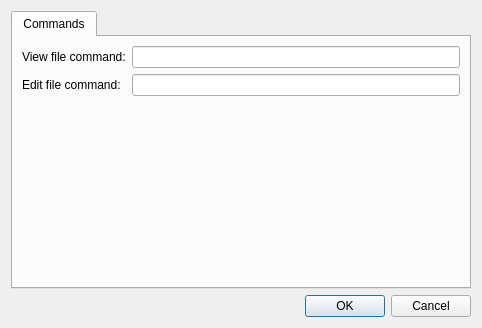
Qt form src/Settings_dialog.ui (Riateche/ridual) before a commit.
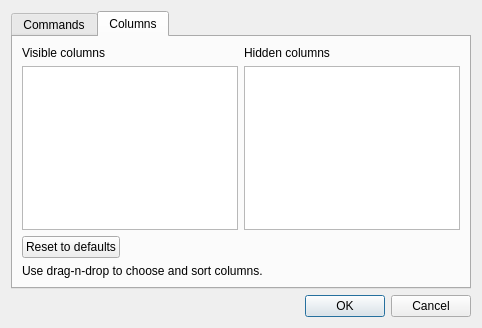
The same form after that commit.

Commit message: columns editor; implement all columns

Patch:
```diff
--- a/src/Settings_dialog.ui
+++ b/src/Settings_dialog.ui
@@ -17,7 +17,7 @@
    <item>
     <widget class="QTabWidget" name="tab_widget">
      <property name="currentIndex">
-      <number>0</number>
+      <number>1</number>
      </property>
      <widget class="QWidget" name="tab_commands">
       <attribute name="title">
@@ -46,6 +46,88 @@
        </item>
       </layout>
      </widget>
+     <widget class="QWidget" name="tab_columns">
+      <attribute name="title">
+       <string>Columns</string>
+      </attribute>
+      <layout class="QGridLayout" name="tab_columns_layout">
+       <item row="0" column="1">
+        <widget class="QLabel" name="label_4">
+         <property name="text">
+          <string>Hidden columns</string>
+         </property>
+        </widget>
+       </item>
+       <item row="0" column="0">
+        <widget class="QLabel" name="label_3">
+         <property name="text">
+          <string>Visible columns</string>
+         </property>
+        </widget>
+       </item>
+       <item row="3" column="0" colspan="2">
+        <widget class="QLabel" name="label_5">
+         <property name="text">
+          <string>Use drag-n-drop to choose and sort columns.</string>
+         </property>
+        </widget>
+       </item>
+       <item row="1" column="1">
+        <widget class="QListWidget" name="hidden_columns">
+         <property name="acceptDrops">
+          <bool>true</bool>
+         </property>
+         <property name="dragEnabled">
+          <bool>true</bool>
+         </property>
+         <property name="dragDropMode">
+          <enum>QAbstractItemView::DragDrop</enum>
+         </property>
+         <property name="defaultDropAction">
+          <enum>Qt::MoveAction</enum>
+         </property>
+         <property name="selectionMode">
+          <enum>QAbstractItemView::ExtendedSelection</enum>
+         </property>
+        </widget>
+       </item>
+       <item row="1" column="0">
+        <widget class="QListWidget" name="visible_columns">
+         <property name="acceptDrops">
+          <bool>true</bool>
+         </property>
+         <property name="midLineWidth">
+          <number>0</number>
+         </property>
+         <property name="dragEnabled">
+          <bool>true</bool>
+         </property>
+         <property name="dragDropMode">
+          <enum>QAbstractItemView::DragDrop</enum>
+         </property>
+         <property name="defaultDropAction">
+          <enum>Qt::MoveAction</enum>
+         </property>
+         <property name="selectionMode">
+          <enum>QAbstractItemView::ExtendedSelection</enum>
+         </property>
+        </widget>
+       </item>
+       <item row="2" column="0">
+        <widget class="QPushButton" name="reset_columns">
+         <property name="sizePolicy">
+          <sizepolicy hsizetype="Fixed" vsizetype="Fixed">
+           <horstretch>0</horstretch>
+           <verstretch>0</verstretch>
+          </sizepolicy>
+         </property>
+         <property name="text">
+          <string>Reset to defaults</string>
+         </property>
+        </widget>
+       </item>
+      </layout>
+     </widget>
     </widget>
    </item>
    <item>
```
The commit also changes 17 other files.
